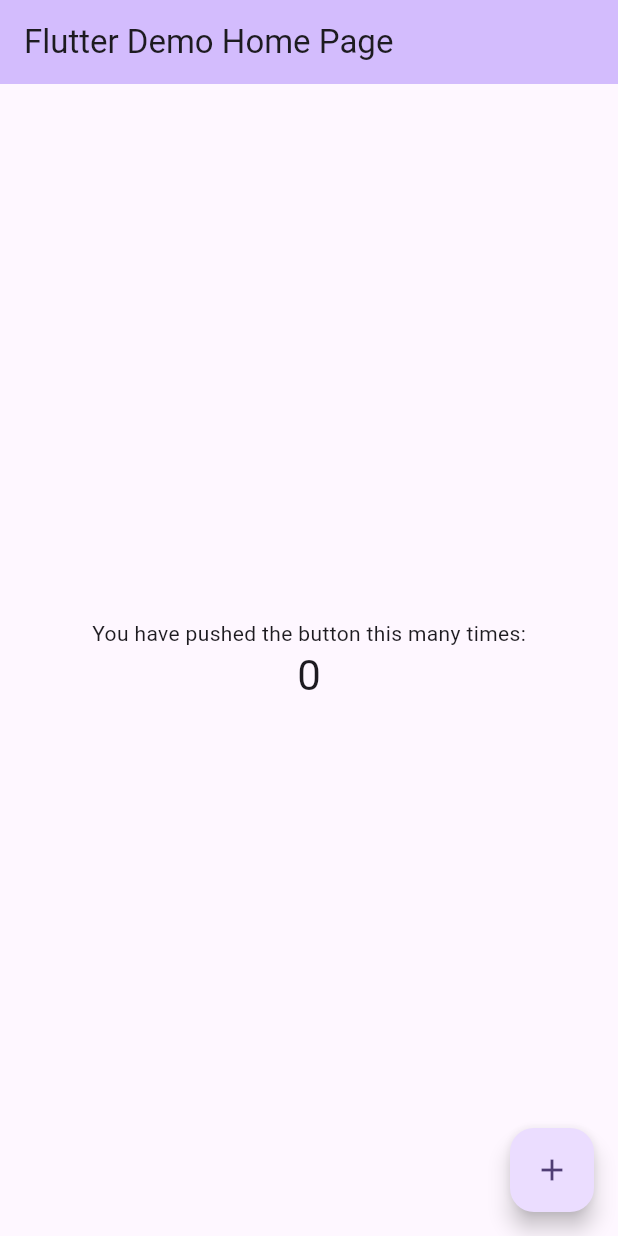
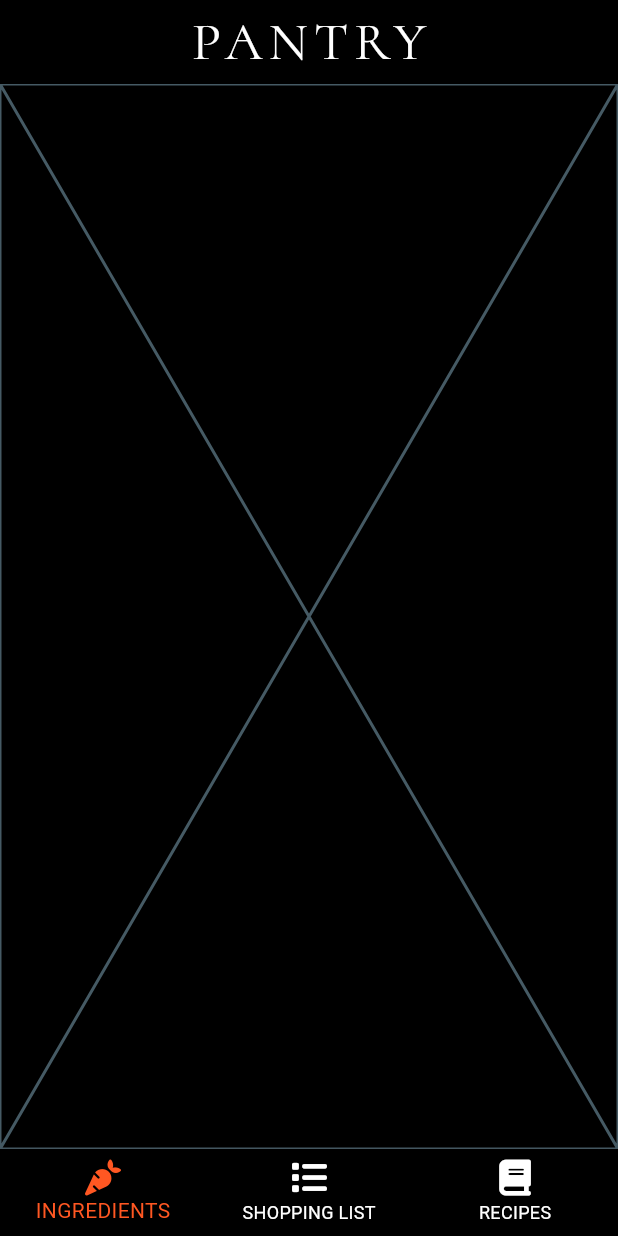
Before and after one commit to IVal37/PantryApp, a Flutter app: the screen it shows after launch, on a phone screen of 412 x 824 dp. Run offline on Flutter 3.47's test engine with Material 3 defaults, Android fonts, the phone set to English and light mode, and no system bars; our stand-ins replace font_awesome_flutter, google_fonts.

Commit message:
readded files from v1

```diff
--- /dev/null
+++ b/frontend/lib/constants/colors.dart
@@ -0,0 +1,15 @@
+// Packages
+import 'package:flutter/material.dart';
+
+const ingredientColor = Colors.deepOrange;
+const shoppingListColor = Colors.yellow;
+const recipeColor = Colors.deepPurple;
+
+final List colorList = [
+  ingredientColor,
+  shoppingListColor,
+  recipeColor,
+];
+
+final bgBlack = Colors.black;
+final bgWhite = Colors.white;
--- a/frontend/lib/main.dart
+++ b/frontend/lib/main.dart
@@ -1,122 +1,28 @@
+// Packages
 import 'package:flutter/material.dart';
 
+// Files
+import 'screens/home_screen/home_screen.dart';
+import 'constants/colors.dart';
+
 void main() {
-  runApp(const MyApp());
+  runApp(PantryApp());
 }
 
-class MyApp extends StatelessWidget {
-  const MyApp({super.key});
+class PantryApp extends StatelessWidget {
+  const PantryApp({super.key});
 
-  // This widget is the root of your application.
   @override
   Widget build(BuildContext context) {
     return MaterialApp(
-      title: 'Flutter Demo',
+      title: 'Pantry App',
       theme: ThemeData(
-        // This is the theme of your application.
-        //
-        // TRY THIS: Try running your application with "flutter run". You'll see
-        // the application has a purple toolbar. Then, without quitting the app,
-        // try changing the seedColor in the colorScheme below to Colors.green
-        // and then invoke "hot reload" (save your changes or press the "hot
-        // reload" button in a Flutter-supported IDE, or press "r" if you used
-        // the command line to start the app).
-        //
-        // Notice that the counter didn't reset back to zero; the application
-        // state is not lost during the reload. To reset the state, use hot
-        // restart instead.
-        //
-        // This works for code too, not just values: Most code changes can be
-        // tested with just a hot reload.
-        colorScheme: ColorScheme.fromSeed(seedColor: Colors.deepPurple),
+        primarySwatch: Colors.teal,
+        useMaterial3: true,
+        scaffoldBackgroundColor: bgBlack,
       ),
-      home: const MyHomePage(title: 'Flutter Demo Home Page'),
+      home: HomeScreen(),
+      debugShowCheckedModeBanner: false,
     );
   }
 }
-
-class MyHomePage extends StatefulWidget {
-  const MyHomePage({super.key, required this.title});
-
-  // This widget is the home page of your application. It is stateful, meaning
-  // that it has a State object (defined below) that contains fields that affect
-  // how it looks.
-
-  // This class is the configuration for the state. It holds the values (in this
-  // case the title) provided by the parent (in this case the App widget) and
-  // used by the build method of the State. Fields in a Widget subclass are
-  // always marked "final".
-
-  final String title;
-
-  @override
-  State<MyHomePage> createState() => _MyHomePageState();
-}
-
-class _MyHomePageState extends State<MyHomePage> {
-  int _counter = 0;
-
-  void _incrementCounter() {
-    setState(() {
-      // This call to setState tells the Flutter framework that something has
-      // changed in this State, which causes it to rerun the build method below
-      // so that the display can reflect the updated values. If we changed
-      // _counter without calling setState(), then the build method would not be
-      // called again, and so nothing would appear to happen.
-      _counter++;
-    });
-  }
-
-  @override
-  Widget build(BuildContext context) {
-    // This method is rerun every time setState is called, for instance as done
-    // by the _incrementCounter method above.
-    //
-    // The Flutter framework has been optimized to make rerunning build methods
-    // fast, so that you can just rebuild anything that needs updating rather
-    // than having to individually change instances of widgets.
-    return Scaffold(
-      appBar: AppBar(
-        // TRY THIS: Try changing the color here to a specific color (to
-        // Colors.amber, perhaps?) and trigger a hot reload to see the AppBar
-        // change color while the other colors stay the same.
-        backgroundColor: Theme.of(context).colorScheme.inversePrimary,
-        // Here we take the value from the MyHomePage object that was created by
-        // the App.build method, and use it to set our appbar title.
-        title: Text(widget.title),
-      ),
-      body: Center(
-        // Center is a layout widget. It takes a single child and positions it
-        // in the middle of the parent.
-        child: Column(
-          // Column is also a layout widget. It takes a list of children and
-          // arranges them vertically. By default, it sizes itself to fit its
-          // children horizontally, and tries to be as tall as its parent.
-          //
-          // Column has various properties to control how it sizes itself and
-          // how it positions its children. Here we use mainAxisAlignment to
-          // center the children vertically; the main axis here is the vertical
-          // axis because Columns are vertical (the cross axis would be
-          // horizontal).
-          //
-          // TRY THIS: Invoke "debug painting" (choose the "Toggle Debug Paint"
-          // action in the IDE, or press "p" in the console), to see the
-          // wireframe for each widget.
-          mainAxisAlignment: MainAxisAlignment.center,
-          children: <Widget>[
-            const Text('You have pushed the button this many times:'),
-            Text(
-              '$_counter',
-              style: Theme.of(context).textTheme.headlineMedium,
-            ),
-          ],
-        ),
-      ),
-      floatingActionButton: FloatingActionButton(
-        onPressed: _incrementCounter,
-        tooltip: 'Increment',
-        child: const Icon(Icons.add),
-      ), // This trailing comma makes auto-formatting nicer for build methods.
-    );
-  }
-}
--- /dev/null
+++ b/frontend/lib/screens/home_screen/home_screen.dart
@@ -0,0 +1,77 @@
+// Packages
+import 'package:flutter/material.dart';
+import 'package:font_awesome_flutter/font_awesome_flutter.dart';
+import 'package:google_fonts/google_fonts.dart';
+
+// Files
+import '../ingredients/ingredient_screen.dart';
+import '../recipes/recipe_screen.dart';
+import '../shopping_list/shopping_list_screen.dart';
+import '../../constants/colors.dart';
+
+// SFL for BottomNavBar Logic
+class HomeScreen extends StatefulWidget {
+  const HomeScreen({super.key});
+
+  @override
+  State<HomeScreen> createState() => _HomeScreenState();
+}
+
+class _HomeScreenState extends State<HomeScreen> {
+  int _selectedIndex = 0;
+
+  final List<Widget> _screens = [
+    IngredientScreen(),
+    ShoppingListScreen(),
+    RecipeScreen(),
+  ];
+
+  void _onItemTapped(int index) {
+    setState(() {
+      _selectedIndex = index;
+    });
+  }
+
+  @override
+  Widget build (BuildContext context) {
+    return Scaffold(
+      body: IndexedStack(
+        index: _selectedIndex,
+        children: _screens,
+      ),
+      appBar: AppBar(
+        backgroundColor: bgBlack,
+        title: Text(
+          style: GoogleFonts.cormorant(
+              fontSize: 36,
+              color: bgWhite,
+              letterSpacing: 4,
+          ),
+          "PANTRY"
+        ),
+        centerTitle: true,
+      ),
+      bottomNavigationBar: BottomNavigationBar(
+        currentIndex: _selectedIndex,
+        onTap: _onItemTapped,
+        backgroundColor: bgBlack,
+        selectedItemColor: colorList[_selectedIndex],
+        unselectedItemColor: bgWhite,
+        items: const [
+          BottomNavigationBarItem(
+            icon: Icon(FontAwesomeIcons.carrot),
+            label: "INGREDIENTS",
+          ),
+          BottomNavigationBarItem(
+            icon: Icon(FontAwesomeIcons.list),
+            label: "SHOPPING LIST",
+          ),
+          BottomNavigationBarItem(
+            icon: Icon(FontAwesomeIcons.book),
+            label: "RECIPES",
+          ),
+        ],
+      ),
+    );
+  }
+}
--- /dev/null
+++ b/frontend/lib/screens/ingredients/ingredient_screen.dart
@@ -0,0 +1,14 @@
+// Packages
+import 'package:flutter/material.dart';
+
+// Files
+import '../../constants/colors.dart';
+
+class IngredientScreen extends StatelessWidget {
+  const IngredientScreen({super.key});
+
+  @override
+  Widget build(BuildContext context) {
+    return const Placeholder();
+  }
+}
--- /dev/null
+++ b/frontend/lib/screens/recipes/recipe_screen.dart
@@ -0,0 +1,12 @@
+import 'package:flutter/material.dart';
+
+class RecipeScreen extends StatelessWidget {
+  const RecipeScreen({super.key});
+
+  @override
+  Widget build(BuildContext context) {
+    return Scaffold(
+      backgroundColor: Colors.deepPurple[200],
+    );
+  }
+}
--- /dev/null
+++ b/frontend/lib/screens/shopping_list/shopping_list_screen.dart
@@ -0,0 +1,12 @@
+import 'package:flutter/material.dart';
+
+class ShoppingListScreen extends StatelessWidget {
+  const ShoppingListScreen({super.key});
+
+  @override
+  Widget build(BuildContext context) {
+    return Scaffold(
+      backgroundColor: Colors.lime,
+    );
+  }
+}
```
Also changed, not shown: frontend/lib/constants/strings.dart (added), frontend/lib/services/api_service.dart (added), frontend/lib/widgets/ingredient_card.dart (added), frontend/lib/widgets/recipe_card.dart (added), 1 other file.
